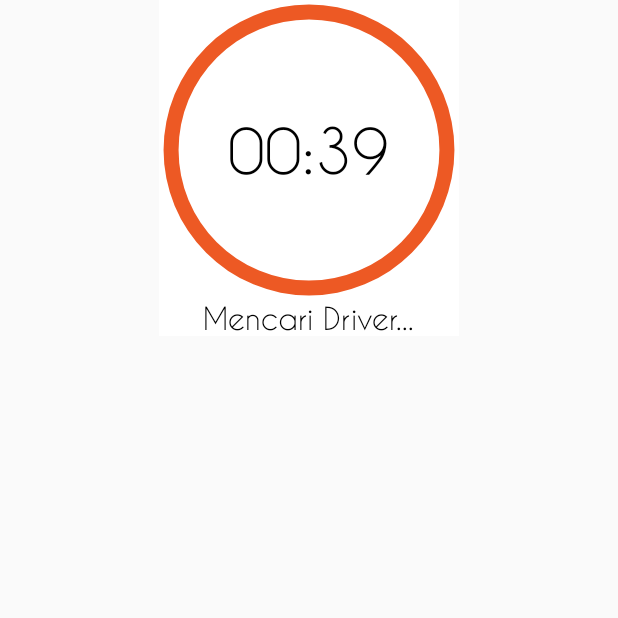
After one commit to Rizkysuandana/d35t4r_d3v, an Android app: the pop_up screen opened directly, with no data from a screen before it, on a phone screen of 412 x 824 dp, the top half of it. The commit adds this screen. Run offline under Robolectric (Android 15) with nearby library versions, the phone set to English and light mode, and no system bars.

Commit message:
add pop up NextPengantarBarang

```diff
--- a/destar/destar/app/src/main/AndroidManifest.xml
+++ b/destar/destar/app/src/main/AndroidManifest.xml
@@ -109,6 +109,7 @@
         <activity android:name=".AlatPertanian" />
         <activity android:name=".Kendaraan" />
         <activity android:name=".NextDesewa"></activity>
+        <activity android:name=".pop_up"/>
     </application>
 
 </manifest>
--- /dev/null
+++ b/destar/destar/app/src/main/java/com/destar/platform/destar/pop_up.java
@@ -0,0 +1,100 @@
+package com.destar.platform.destar;
+
+
+import android.content.res.ColorStateList;
+import android.graphics.Color;
+import android.os.Bundle;
+import android.os.CountDownTimer;
+import android.support.v7.app.AppCompatActivity;
+import android.view.Window;
+import android.view.WindowManager;
+import android.widget.Button;
+import android.widget.ProgressBar;
+import android.widget.TextView;
+
+import java.util.Locale;
+
+
+public class pop_up extends AppCompatActivity {
+    private static final long COUNTDOWN_IN_MILLIES = 40000;
+    private ColorStateList textColorDefaultCd;
+    private long timeLeftInMillis;
+    private ProgressBar progressBarCircle;
+    private TextView textViewTime;
+    private CountDownTimer countDownTimer;
+    @Override
+    protected void onCreate(Bundle savedInstanceState) {
+        super.onCreate(savedInstanceState);
+        getWindow().setFlags(WindowManager.LayoutParams.FLAG_FULLSCREEN,
+                WindowManager.LayoutParams.FLAG_FULLSCREEN);
+        setContentView(R.layout.pop_up);
+
+//        DisplayMetrics dm = new DisplayMetrics();
+//        getWindowManager().getDefaultDisplay().getMetrics(dm);
+//
+//        int lebar = dm.widthPixels;
+//        int tinggi = dm.heightPixels;
+//
+//        getWindow().setLayout(RelativeLayout.LayoutParams.MATCH_PARENT, RelativeLayout.LayoutParams.MATCH_PARENT);
+
+
+        textViewTime = findViewById(R.id.textViewTime);
+        progressBarCircle = findViewById(R.id.progressBarCircle);
+        textColorDefaultCd = textViewTime.getTextColors();
+
+        timeLeftInMillis = COUNTDOWN_IN_MILLIES;
+        startCountDownTimer();
+
+    }
+
+    private void startCountDownTimer() {
+        timeLeftInMillis = COUNTDOWN_IN_MILLIES;
+        CountDownTimer countDownTimer = new CountDownTimer(timeLeftInMillis, 1000) {
+            @Override
+            public void onTick(long millisUntilFinished) {
+                timeLeftInMillis = millisUntilFinished;
+                progressBarCircle.setProgress((int) (millisUntilFinished / 1000));
+                updateCountDownText();
+            }
+
+            @Override
+            public void onFinish() {
+                timeLeftInMillis = 0;
+                updateCountDownText();
+            }
+
+        }.start();
+        countDownTimer.start();
+    }
+
+
+    private void updateCountDownText(){
+        int minutes = (int) (timeLeftInMillis / 1000) / 60;
+        int seconds = (int) (timeLeftInMillis / 1000) % 60;
+
+        String timeFormatted = String.format(Locale.getDefault(), "%02d:%02d", minutes, seconds);
+
+        textViewTime.setText(timeFormatted);
+
+        if(timeLeftInMillis < 1000){
+            textViewTime.setTextColor(Color.RED);
+        }else {
+            textViewTime.setTextColor(textColorDefaultCd);
+        }
+    }
+
+    private void setProgressBarValues() {
+
+        progressBarCircle.setMax((int) timeLeftInMillis / 1000);
+        progressBarCircle.setProgress((int) timeLeftInMillis / 1000);
+    }
+
+
+    @Override
+    protected void onDestroy() {
+        super.onDestroy();
+        if(countDownTimer !=null){
+            countDownTimer.cancel();
+        }
+    }
+}
--- /dev/null
+++ b/destar/destar/app/src/main/res/drawable/cicrle_time_2.xml
@@ -0,0 +1,10 @@
+<?xml version="1.0" encoding="utf-8"?>
+<shape xmlns:android="http://schemas.android.com/apk/res/android"
+    android:innerRadiusRatio="2.3"
+    android:shape="ring"
+    android:thickness="10dp"
+    android:useLevel="false">
+
+    <solid android:color="@color/colorOrange" />
+
+</shape>
--- /dev/null
+++ b/destar/destar/app/src/main/res/drawable/circle_time.xml
@@ -0,0 +1,12 @@
+<?xml version="1.0" encoding="utf-8"?>
+<layer-list xmlns:android="http://schemas.android.com/apk/res/android">
+    <item android:id="@android:id/progress">
+<shape xmlns:android="http://schemas.android.com/apk/res/android"
+    android:innerRadiusRatio="2.3"
+    android:shape="ring"
+    android:thickness="10dp"
+    android:useLevel="true">
+    <solid android:color="@color/cardview_light_background" />
+</shape>
+    </item>
+</layer-list>
--- a/destar/destar/app/src/main/res/layout/activity_pengantar_barang.xml
+++ b/destar/destar/app/src/main/res/layout/activity_pengantar_barang.xml
@@ -41,7 +41,8 @@
                     <ImageView
                         android:layout_width="90dp"
                         android:layout_height="40dp"
-                        android:src="@drawable/motor" />
+                        android:src="@drawable/motor"
+                        android:id="@+id/image_motor"/>
 
                     <TextView
                         android:layout_width="match_parent"
--- /dev/null
+++ b/destar/destar/app/src/main/res/layout/pop_up.xml
@@ -0,0 +1,45 @@
+<?xml version="1.0" encoding="utf-8"?>
+<LinearLayout xmlns:android="http://schemas.android.com/apk/res/android"
+    android:layout_width="wrap_content"
+    android:layout_height="wrap_content"
+    xmlns:tools="http://schemas.android.com/tools"
+    android:background="@color/cardview_light_background"
+    android:id="@+id/mRelativeLayout"
+    android:orientation="vertical"
+    android:layout_gravity="center_horizontal"
+    tools:context=".pop_up">
+
+    <RelativeLayout
+        android:layout_width="wrap_content"
+        android:layout_height="wrap_content">
+        <ProgressBar
+            android:id="@+id/progressBarCircle"
+            style="?android:attr/progressBarStyleHorizontal"
+            android:layout_width="200dp"
+            android:layout_height="200dp"
+            android:indeterminate="false"
+            android:background="@drawable/circle_time"
+            android:max="40"
+            android:progress="40"
+            android:progressDrawable="@drawable/cicrle_time_2"
+            android:rotation="-90" />
+        <TextView
+            android:fontFamily="@font/caviardreams"
+            android:id="@+id/textViewTime"
+            android:layout_width="wrap_content"
+            android:layout_height="wrap_content"
+            android:layout_centerHorizontal="true"
+            android:layout_centerInParent="true"
+            android:text="00:40"
+            android:textColor="@color/colorblack"
+            android:textSize="40sp" />
+    </RelativeLayout>
+    <TextView
+        android:layout_width="wrap_content"
+        android:layout_height="wrap_content"
+        android:fontFamily="@font/caviardreams"
+        android:textSize="20sp"
+        android:text="Mencari Driver..."
+        android:layout_gravity="center"
+        android:textColor="@color/colorblack"/>
+</LinearLayout>
```
Also changed, not shown: destar/destar/app/src/main/java/com/destar/platform/destar/DeantarMapsActivity.java (+12 -4 lines), destar/destar/app/src/main/java/com/destar/platform/destar/NextPengantarBarang.java (+156 -2 lines), destar/destar/app/src/main/res/drawable/background_menu2.xml (added, +14 -0 lines), destar/destar/app/src/main/res/layout/activity_next_pengantar_barang.xml (+79 -29 lines), 3 other files.
